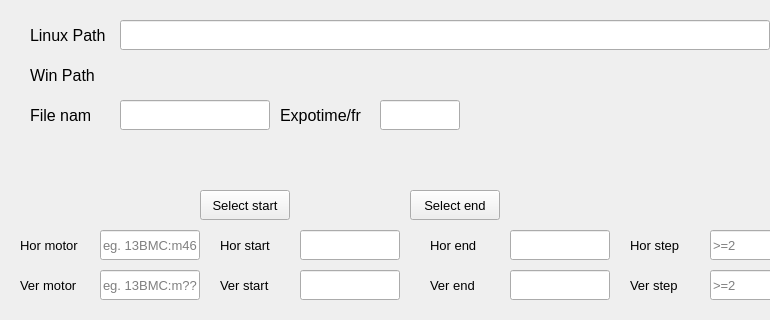
zhangdongzhou/PX2_tools, file gridscan/V1.01/GridScan_main_ui.ui: the form before one commit; both pictures show x 0 to 770 and y 0 to 320 of the 863 by 626 pixel window.
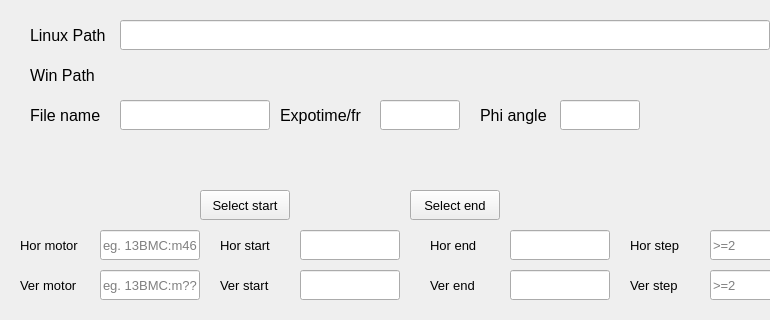
The form after the commit.

Commit message: add phi angle check

```diff
--- a/gridscan/V1.01/GridScan_main_ui.ui
+++ b/gridscan/V1.01/GridScan_main_ui.ui
@@ -305,7 +305,7 @@
      <rect>
       <x>30</x>
       <y>100</y>
-      <width>60</width>
+      <width>71</width>
       <height>30</height>
      </rect>
     </property>
@@ -323,7 +323,7 @@
      <rect>
       <x>280</x>
       <y>100</y>
-      <width>81</width>
+      <width>91</width>
       <height>30</height>
      </rect>
     </property>
@@ -437,6 +437,34 @@
      <string/>
     </property>
    </widget>
+   <widget class="QLabel" name="label_13">
+    <property name="geometry">
+     <rect>
+      <x>480</x>
+      <y>100</y>
+      <width>75</width>
+      <height>30</height>
+     </rect>
+    </property>
+    <property name="font">
+     <font>
+      <pointsize>12</pointsize>
+     </font>
+    </property>
+    <property name="text">
+     <string>Phi angle</string>
+    </property>
+   </widget>
+   <widget class="QLineEdit" name="Phi">
+    <property name="geometry">
+     <rect>
+      <x>560</x>
+      <y>100</y>
+      <width>80</width>
+      <height>30</height>
+     </rect>
+    </property>
+   </widget>
   </widget>
   <widget class="QStatusBar" name="statusbar"/>
  </widget>
```
The commit also changes 2 other files.
